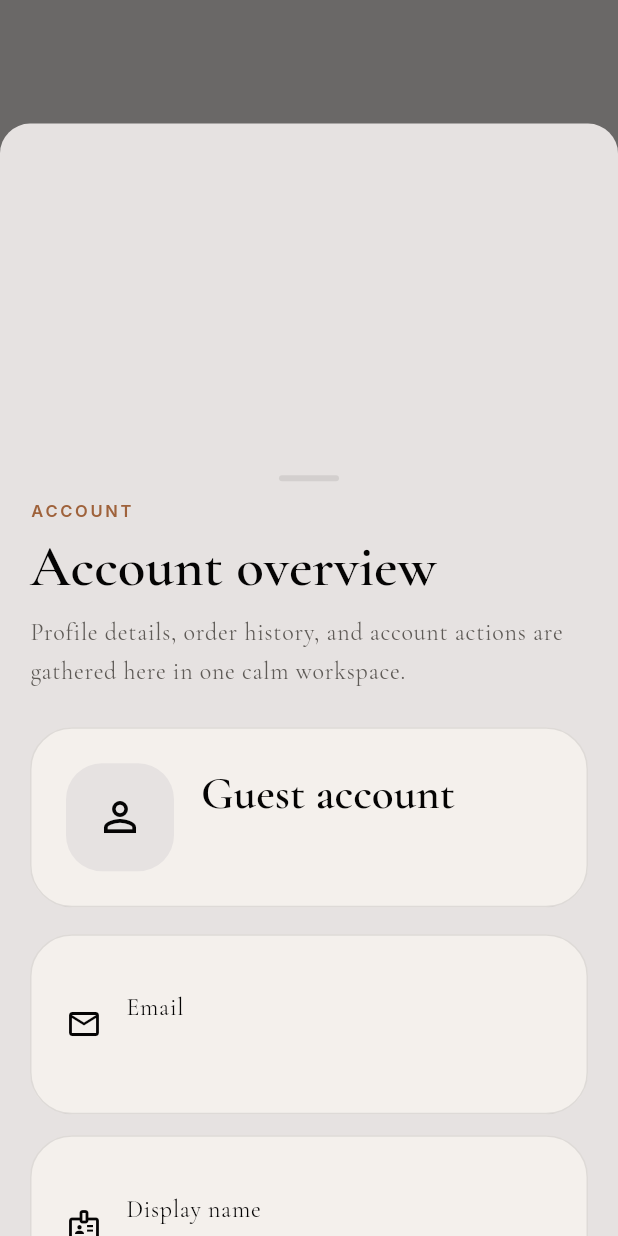
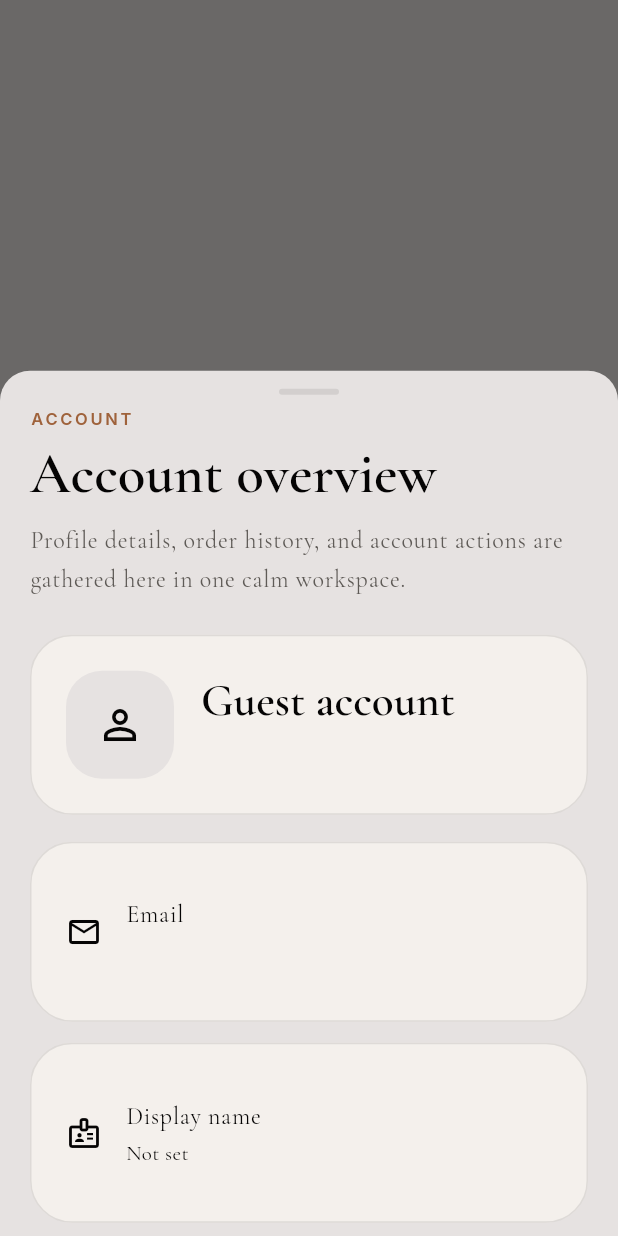
Before and after one commit to AlexBabu26/ar_interior_designer, a Flutter app: what showAccountModal() shows on an empty page, opened directly, on a phone screen of 412 x 824 dp. Run offline on Flutter 3.47's test engine with Material 3 defaults, Android fonts, the phone set to English and light mode, and no system bars; our stand-ins replace file_picker, go_router, google_fonts, supabase_flutter; missing offline and left inert: dart:html, model_viewer_plus; accounts and stored records are empty; project files that could hold a hidden picture were left out.

Commit message:
fix: resolve account modal spacing and layout issues on web
Made-with: Cursor

```diff
--- a/lib/features/auth/presentation/auth_screens.dart
+++ b/lib/features/auth/presentation/auth_screens.dart
@@ -481,37 +481,27 @@ void showAccountModal(BuildContext context) {
   showModalBottomSheet<void>(
     context: context,
     isScrollControlled: true,
-    useSafeArea: false,
+    useSafeArea: true,
     backgroundColor: Colors.transparent,
+    constraints: BoxConstraints(
+      maxWidth: MediaQuery.of(context).size.width,
+    ),
     builder: (modalContext) {
-      final mediaQuery = MediaQuery.of(modalContext);
-      final bottomPadding = mediaQuery.padding.bottom;
-      return SizedBox.expand(
-        child: Align(
-          alignment: Alignment.bottomCenter,
-          child: Material(
-            color: Colors.transparent,
-            child: Container(
-              width: mediaQuery.size.width,
-              constraints: BoxConstraints(
-                maxHeight: mediaQuery.size.height * 0.9 - bottomPadding,
-              ),
-              margin: EdgeInsets.zero,
+      return DraggableScrollableSheet(
+        expand: false,
+        initialChildSize: 0.7,
+        minChildSize: 0.4,
+        maxChildSize: 0.9,
+        builder: (_, scrollController) => Container(
           decoration: BoxDecoration(
             color: Theme.of(modalContext).scaffoldBackgroundColor,
-                borderRadius: const BorderRadius.vertical(top: Radius.circular(20)),
+            borderRadius:
+                const BorderRadius.vertical(top: Radius.circular(20)),
           ),
-              child: SafeArea(
-                top: false,
-                child: DraggableScrollableSheet(
-                  initialChildSize: 0.7,
-                  minChildSize: 0.4,
-                  maxChildSize: 1,
-                  builder: (_, scrollController) => Column(
-                    mainAxisSize: MainAxisSize.min,
+          child: Column(
             children: [
               Padding(
-                        padding: const EdgeInsets.symmetric(vertical: 12),
+                padding: const EdgeInsets.only(top: 12, bottom: 8),
                 child: Container(
                   width: 40,
                   height: 4,
@@ -521,24 +511,20 @@ void showAccountModal(BuildContext context) {
                   ),
                 ),
               ),
-                      Flexible(
+              Expanded(
                 child: ListView(
                   controller: scrollController,
-                          shrinkWrap: true,
                   padding: const EdgeInsets.fromLTRB(20, 0, 20, 24),
                   children: [
                     AccountContent(
-                              onNavigateAway: () => Navigator.of(modalContext).pop(),
+                      onNavigateAway: () =>
+                          Navigator.of(modalContext).pop(),
                       parentContext: context,
                     ),
                   ],
                 ),
               ),
             ],
-                  ),
-                ),
-              ),
-            ),
           ),
         ),
       );
```
Lines whose indentation alone changed are shown as unchanged.
